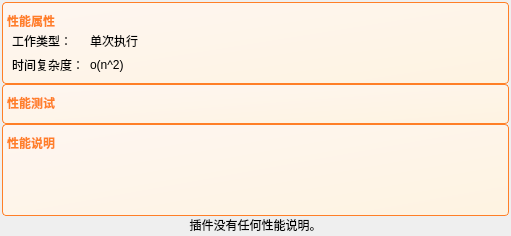
The window that DrillPluginInformationReader/Source/InformationModule/pluginDetailPart/helpDetailPart/p_ScriptHelp_Performance.ui (DrillUp/DrillPluginInformationReader) describes before a commit, drawn with Qt 5.
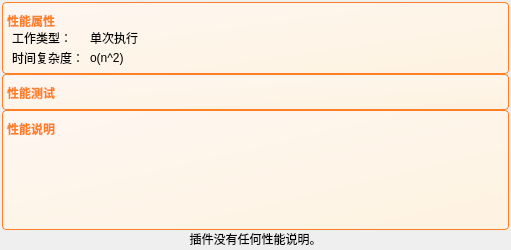
The same window after the commit.

What changed in the file:
```diff
--- a/DrillPluginInformationReader/Source/InformationModule/pluginDetailPart/helpDetailPart/p_ScriptHelp_Performance.ui
+++ b/DrillPluginInformationReader/Source/InformationModule/pluginDetailPart/helpDetailPart/p_ScriptHelp_Performance.ui
@@ -7,7 +7,7 @@
     <x>0</x>
     <y>0</y>
     <width>511</width>
-    <height>236</height>
+    <height>250</height>
    </rect>
   </property>
   <property name="windowTitle">
@@ -62,6 +62,21 @@
       <string>性能属性</string>
      </property>
      <layout class="QGridLayout" name="gridLayout" columnstretch="0,1">
+      <property name="leftMargin">
+       <number>9</number>
+      </property>
+      <property name="topMargin">
+       <number>6</number>
+      </property>
+      <property name="rightMargin">
+       <number>9</number>
+      </property>
+      <property name="bottomMargin">
+       <number>6</number>
+      </property>
+      <property name="verticalSpacing">
+       <number>2</number>
+      </property>
       <item row="0" column="1">
        <widget class="QLabel" name="label_workingType">
         <property name="cursor">
@@ -122,6 +137,18 @@
       <property name="spacing">
        <number>3</number>
       </property>
+      <property name="leftMargin">
+       <number>9</number>
+      </property>
+      <property name="topMargin">
+       <number>6</number>
+      </property>
+      <property name="rightMargin">
+       <number>9</number>
+      </property>
+      <property name="bottomMargin">
+       <number>6</number>
+      </property>
      </layout>
     </widget>
    </item>
@@ -138,7 +165,23 @@
      <property name="title">
       <string>性能说明</string>
      </property>
-     <layout class="QVBoxLayout" name="verticalLayout_4"/>
+     <layout class="QVBoxLayout" name="verticalLayout_4">
+      <property name="spacing">
+       <number>5</number>
+      </property>
+      <property name="leftMargin">
+       <number>9</number>
+      </property>
+      <property name="topMargin">
+       <number>6</number>
+      </property>
+      <property name="rightMargin">
+       <number>9</number>
+      </property>
+      <property name="bottomMargin">
+       <number>6</number>
+      </property>
+     </layout>
     </widget>
    </item>
    <item>
```
